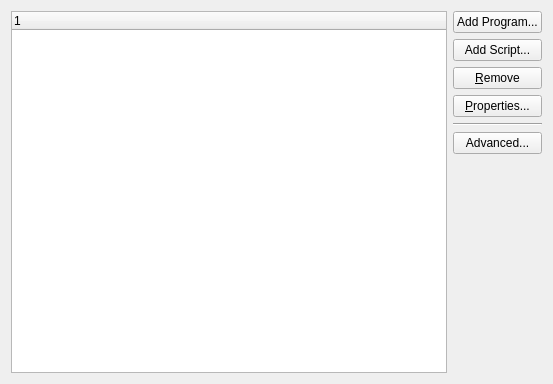
Above: kcontrol/autostart/autostartconfig.ui from fluxer/kde-workspace before the change. Below: the same form after it.
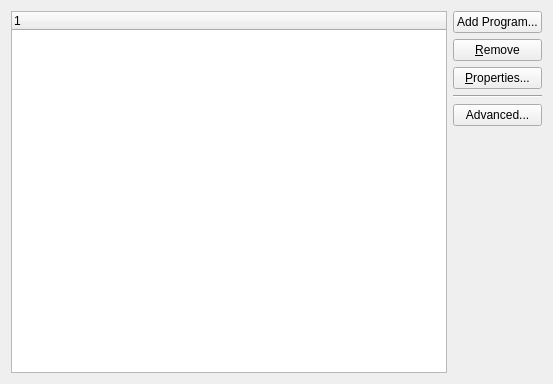
That is the form after the change.

Commit message:
kcontrol: drop support for scripts in autostart KCM
see the previous commit, also fixes detection of programs that are
automatically started by using KStandardDirs to find the autostart
directories

```diff
--- a/kcontrol/autostart/autostartconfig.ui
+++ b/kcontrol/autostart/autostartconfig.ui
@@ -28,27 +28,20 @@
     </widget>
    </item>
    <item row="1" column="1" >
-    <widget class="QPushButton" name="btnAddScript" >
-     <property name="text" >
-      <string>Add Script...</string>
-     </property>
-    </widget>
-   </item>
-   <item row="2" column="1" >
     <widget class="QPushButton" name="btnRemove" >
      <property name="text" >
       <string>&amp;Remove</string>
      </property>
     </widget>
    </item>
-   <item row="3" column="1" >
+   <item row="2" column="1" >
     <widget class="QPushButton" name="btnProperties" >
      <property name="text" >
       <string>&amp;Properties...</string>
      </property>
     </widget>
    </item>
-   <item row="6" column="1" >
+   <item row="5" column="1" >
     <spacer>
      <property name="orientation" >
       <enum>Qt::Vertical</enum>
@@ -61,14 +54,14 @@
      </property>
     </spacer>
    </item>
-   <item row="4" column="1" >
+   <item row="3" column="1" >
     <widget class="Line" name="line" >
      <property name="orientation" >
       <enum>Qt::Horizontal</enum>
      </property>
     </widget>
    </item>
-   <item row="5" column="1" >
+   <item row="4" column="1" >
     <widget class="QPushButton" name="btnAdvanced" >
      <property name="text" >
       <string>Advanced...</string>
```
The commit also changes 7 other files.
